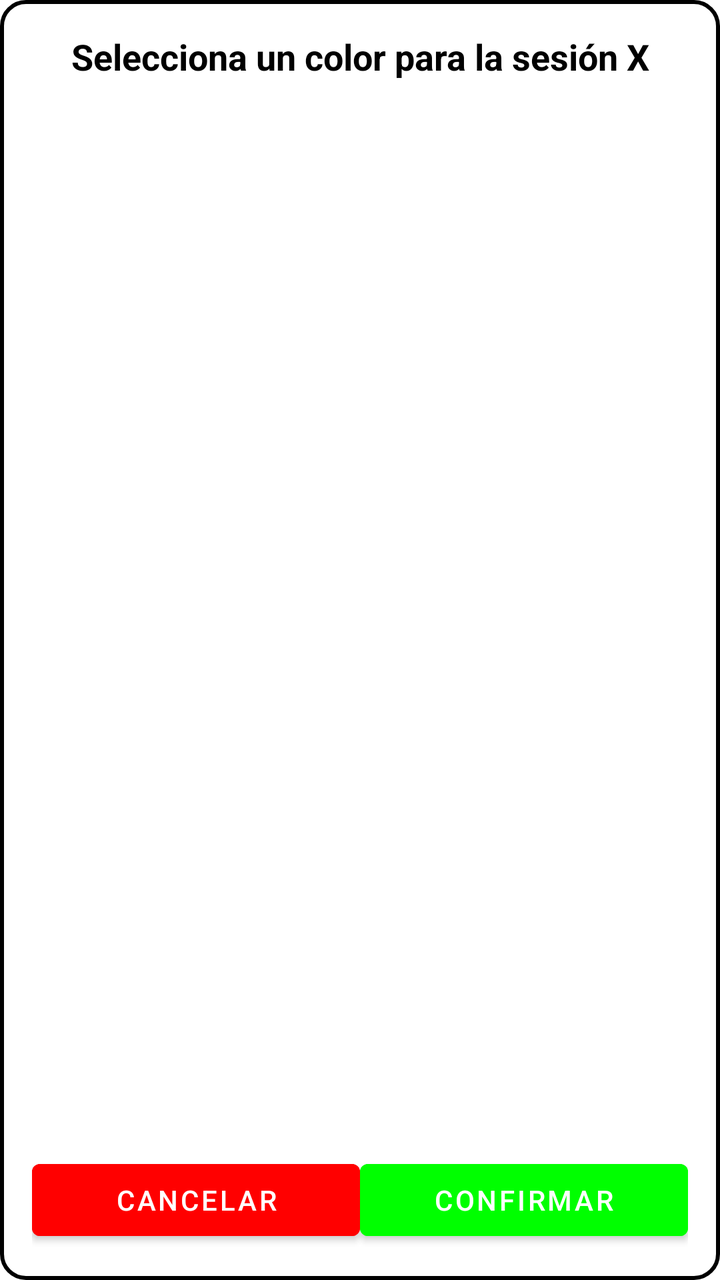
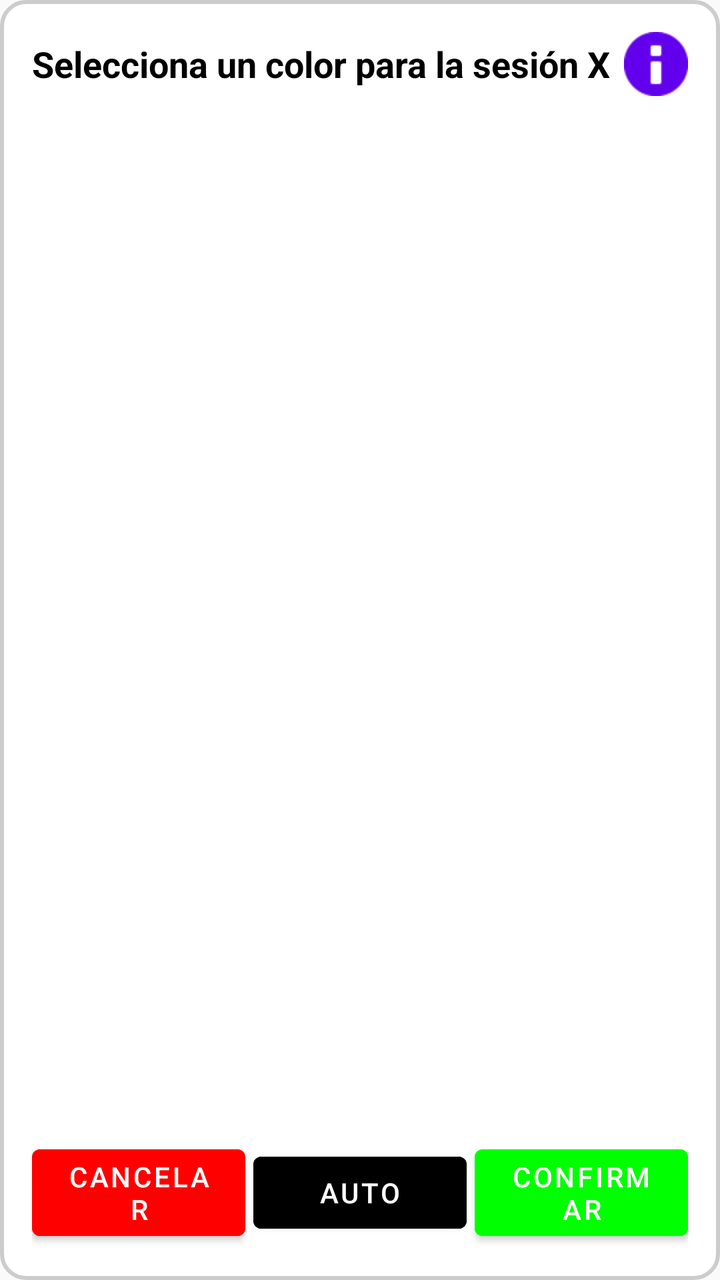

Before-and-after screenshots of an Android layout around one commit, followed by the original layout XML and the change that was made.
<!-- AndroidManifest.xml: application theme Theme.IntentoAppDatosMusica -->
<!-- res/layout/popup_seleccionar_color.xml -->
<?xml version="1.0" encoding="utf-8"?>
<LinearLayout xmlns:android="http://schemas.android.com/apk/res/android"
    android:layout_width="match_parent"
    android:layout_height="wrap_content"
    android:background="@drawable/bg_popup"
    android:orientation="vertical"
    android:padding="16dp">

    

    
    <TextView
        android:id="@+id/tvTituloColor"
        android:layout_width="match_parent"
        android:layout_height="wrap_content"
        android:gravity="center"
        android:paddingBottom="12dp"
        android:text="Selecciona un color para la sesión X"
        android:textColor="?android:attr/textColorPrimary"
        android:textSize="18sp"
        android:textStyle="bold" />

    <ScrollView
        android:layout_width="match_parent"
        android:layout_height="0dp"
        android:layout_weight="1">

        <LinearLayout
            android:layout_width="match_parent"
            android:layout_height="wrap_content"
            android:orientation="vertical">

            <GridLayout
                android:id="@+id/gridColores"
                android:layout_width="match_parent"
                android:layout_height="wrap_content"
                android:columnCount="3"
                android:useDefaultMargins="true"
                android:alignmentMode="alignMargins"
                android:rowOrderPreserved="false" />

        </LinearLayout>
    </ScrollView>

    
    <LinearLayout
        android:layout_width="match_parent"
        android:layout_height="wrap_content"
        android:orientation="horizontal"
        android:gravity="center"
        android:paddingTop="8dp">

        <Button
            android:id="@+id/btn_cancelar_color"
            android:layout_width="0dp"
            android:layout_height="wrap_content"
            android:layout_weight="1"
            android:text="Cancelar"
            android:backgroundTint="#FF0000"
            android:textColor="@color/white" />

        <Button
            android:id="@+id/btn_confirmar_color"
            android:layout_width="0dp"
            android:layout_height="wrap_content"
            android:layout_weight="1"
            android:text="Confirmar"
            android:backgroundTint="#00FF00"
            android:textColor="@color/white" />
    </LinearLayout>

</LinearLayout>
<!-- resources referenced by this layout -->
<resources>
  <color name="white">#FFFFFFFF</color>
  <!-- drawable bg_popup (drawable) -->
  <?xml version="1.0" encoding="utf-8"?>
  <shape xmlns:android="http://schemas.android.com/apk/res/android"
      android:shape="rectangle">
  
      
      <solid android:color="@color/popup_background" />
  
      
      <stroke
          android:width="2dp"
          android:color="@color/popup_border" />
  
      
      <corners android:radius="12dp" />
  
      
      <padding
          android:left="8dp"
          android:right="8dp"
          android:top="8dp"
          android:bottom="8dp" />
  </shape>
  <style name="Theme.IntentoAppDatosMusica" parent="Theme.MaterialComponents.DayNight.DarkActionBar">
          
          <item name="colorPrimary">@color/purple_500</item>
          <item name="colorPrimaryVariant">@color/purple_700</item>
          <item name="colorOnPrimary">@color/white</item>
          
          <item name="colorSecondary">@color/teal_200</item>
          <item name="colorSecondaryVariant">@color/teal_700</item>
          <item name="colorOnSecondary">@color/black</item>
          
          <item name="android:statusBarColor">?attr/colorPrimaryVariant</item>
          
  
          
          <item name="android:windowBackground">@color/background_light</item>
          <item name="android:colorBackground">@color/background_light</item>
          <item name="android:textColorPrimary">@color/text_color_light</item>
          <item name="colorSurface">@color/surface_color</item>
  
          
          <item name="windowActionBar">false</item>
          
          <item name="windowNoTitle">true</item>
  
          
          <item name="radioButtonStyle">@style/RadioButtonTheme</item>
  
          
          <item name="checkboxStyle">@style/CheckBoxStyle</item>
  
          
          <item name="colorControlNormal">@color/black</item>
          <item name="colorControlActivated">@color/purple_500</item>
  
          <item name="iconTint">@color/icon_color</item>
          
          <item name="seekBarTrackColor">#E0E0E0</item> 
          <item name="seekBarProgressColor">#9E9E9E</item> 
      </style>
  <color name="popup_background">#FFFFFFFF</color>
  <color name="popup_border">#FF000000</color>
  <color name="purple_500">#FF6200EE</color>
  <color name="purple_700">#584F6D</color>
  <color name="teal_200">#FF03DAC5</color>
  <color name="teal_700">#FF018786</color>
  <color name="black">#FF000000</color>
  <color name="background_light">#FFFFFFFF</color>
  <color name="text_color_light">#FF000000</color>
  <color name="surface_color">#FFFFFFFF</color>
  <style name="RadioButtonTheme" parent="Widget.MaterialComponents.CompoundButton.RadioButton">
          <item name="android:textColor">?android:attr/textColorPrimary</item>
          <item name="buttonTint">@color/radio_button_tint</item>
      </style>
  <style name="CheckBoxStyle" parent="Widget.MaterialComponents.CompoundButton.CheckBox">
          <item name="android:textColor">?android:attr/textColorPrimary</item>
          <item name="buttonTint">@color/check_box_tint_dark</item>
      </style>
  <color name="icon_color">#FF000000</color>
  <color name="radio_button_tint">#FF000000</color>
  <color name="check_box_tint_dark">#FF000000</color>
</resources>

<!-- the commit's change to res/layout/popup_seleccionar_color.xml (unified diff, before → after) -->
@@ -1,5 +1,6 @@
 <?xml version="1.0" encoding="utf-8"?>
 <LinearLayout xmlns:android="http://schemas.android.com/apk/res/android"
+    xmlns:app="http://schemas.android.com/apk/res-auto"
     android:layout_width="match_parent"
     android:layout_height="wrap_content"
     android:background="@drawable/bg_popup"
@@ -9,16 +10,34 @@
     
 
     
-    <TextView
-        android:id="@+id/tvTituloColor"
+    <LinearLayout
         android:layout_width="match_parent"
         android:layout_height="wrap_content"
-        android:gravity="center"
-        android:paddingBottom="12dp"
-        android:text="Selecciona un color para la sesión X"
-        android:textColor="?android:attr/textColorPrimary"
-        android:textSize="18sp"
-        android:textStyle="bold" />
+        android:orientation="horizontal"
+        android:gravity="center_vertical"
+        android:paddingBottom="12dp">
+
+        <TextView
+            android:id="@+id/tvTituloColor"
+            android:layout_width="0dp"
+            android:layout_height="wrap_content"
+            android:layout_weight="1"
+            android:text="Selecciona un color para la sesión X"
+            android:textColor="?android:attr/textColorPrimary"
+            android:textSize="18sp"
+            android:textStyle="bold" />
+
+        <ImageView
+            android:id="@+id/btn_info_leyenda"
+            android:layout_width="32dp"
+            android:layout_height="32dp"
+            android:src="@android:drawable/ic_dialog_info"
+            android:background="?attr/selectableItemBackgroundBorderless"
+            android:clickable="true"
+            android:focusable="true"
+            android:contentDescription="Ver leyenda de colores"
+            app:tint="?attr/colorPrimary" />
+    </LinearLayout>
 
     <ScrollView
         android:layout_width="match_parent"
@@ -42,7 +61,6 @@
         </LinearLayout>
     </ScrollView>
 
-    
     <LinearLayout
         android:layout_width="match_parent"
         android:layout_height="wrap_content"
@@ -56,7 +74,18 @@
             android:layout_height="wrap_content"
             android:layout_weight="1"
             android:text="Cancelar"
+            android:layout_marginEnd="4dp"
             android:backgroundTint="#FF0000"
+            android:textColor="@color/white" />
+
+        <Button
+            android:id="@+id/btn_autoseleccion_color"
+            android:layout_width="0dp"
+            android:layout_height="wrap_content"
+            android:layout_weight="1"
+            android:text="AUTO"
+            android:layout_marginEnd="4dp"
+            android:backgroundTint="?attr/colorPrimaryDark"
             android:textColor="@color/white" />
 
         <Button
<!-- resource entries referenced after the edit -->
@@ -63,14 +63,14 @@
           <item name="seekBarTrackColor">#E0E0E0</item> 
           <item name="seekBarProgressColor">#9E9E9E</item> 
       </style>
-  <color name="popup_background">#FFFFFFFF</color>
-  <color name="popup_border">#FF000000</color>
+  <color name="popup_background">#FFFFFF</color>
+  <color name="popup_border">#CCCCCC</color>
   <color name="purple_500">#FF6200EE</color>
-  <color name="purple_700">#584F6D</color>
+  <color name="purple_700">#FF3700B3</color>
   <color name="teal_200">#FF03DAC5</color>
   <color name="teal_700">#FF018786</color>
   <color name="black">#FF000000</color>
-  <color name="background_light">#FFFFFFFF</color>
+  <color name="background_light">#FAFAFA</color>
   <color name="text_color_light">#FF000000</color>
   <color name="surface_color">#FFFFFFFF</color>
   <style name="RadioButtonTheme" parent="Widget.MaterialComponents.CompoundButton.RadioButton">
@@ -82,7 +82,7 @@
           <item name="buttonTint">@color/check_box_tint_dark</item>
       </style>
   <color name="icon_color">#FF000000</color>
-  <color name="radio_button_tint">#FF000000</color>
-  <color name="check_box_tint_dark">#FF000000</color>
+  <color name="radio_button_tint">#FF6200EE</color>
+  <color name="check_box_tint_dark">#FFFFFFFF</color>
 </resources>
 
